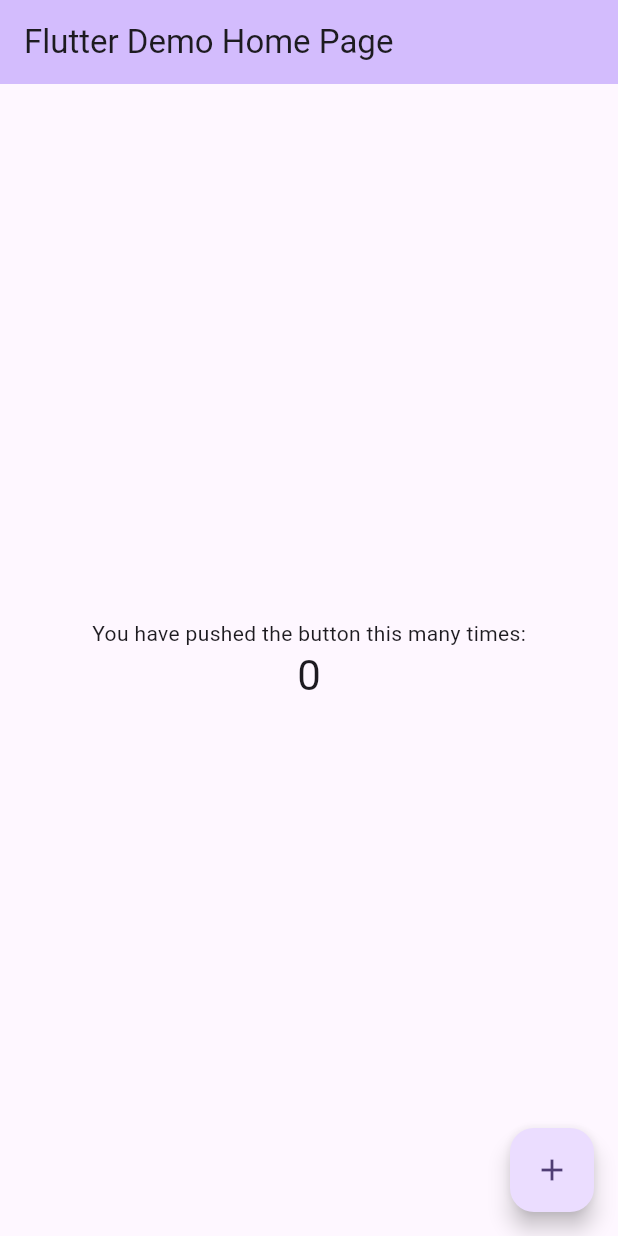
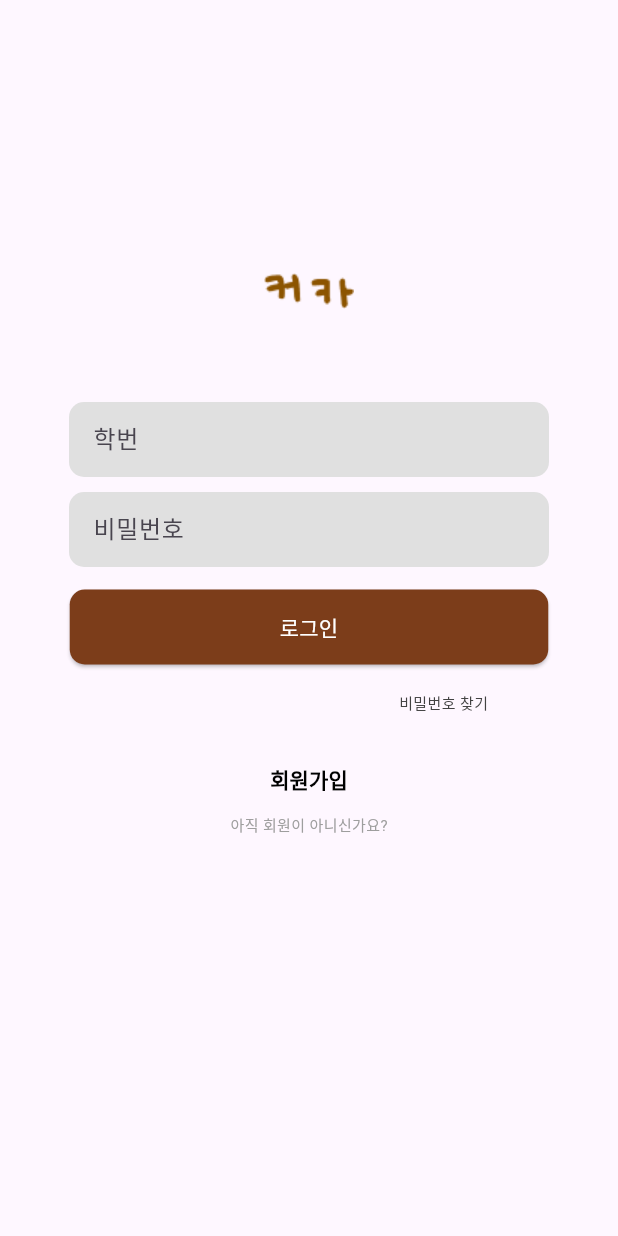
Before and after one commit to pknu-wap/Quokka, a Flutter app: the screen it shows after launch, on a phone screen of 412 x 824 dp. Run offline on Flutter 3.47's test engine with Material 3 defaults, Android fonts, the phone set to English and light mode, and no system bars.

Commit message:
Design : 디자인 적용 및 디자인 관련 코드 수정

```diff
--- a/client/front/lib/main.dart
+++ b/client/front/lib/main.dart
@@ -1,125 +1,197 @@
+import 'package:flutter/cupertino.dart';
 import 'package:flutter/material.dart';
+import 'package:flutter/widgets.dart';
 
-void main() {
-  runApp(const MyApp());
-}
+void main() => runApp(MyApp());
 
 class MyApp extends StatelessWidget {
-  const MyApp({super.key});
-
-  // This widget is the root of your application.
   @override
   Widget build(BuildContext context) {
     return MaterialApp(
-      title: 'Flutter Demo',
-      theme: ThemeData(
-        // This is the theme of your application.
-        //
-        // TRY THIS: Try running your application with "flutter run". You'll see
-        // the application has a purple toolbar. Then, without quitting the app,
-        // try changing the seedColor in the colorScheme below to Colors.green
-        // and then invoke "hot reload" (save your changes or press the "hot
-        // reload" button in a Flutter-supported IDE, or press "r" if you used
-        // the command line to start the app).
-        //
-        // Notice that the counter didn't reset back to zero; the application
-        // state is not lost during the reload. To reset the state, use hot
-        // restart instead.
-        //
-        // This works for code too, not just values: Most code changes can be
-        // tested with just a hot reload.
-        colorScheme: ColorScheme.fromSeed(seedColor: Colors.deepPurple),
-        useMaterial3: true,
-      ),
-      home: const MyHomePage(title: 'Flutter Demo Home Page'),
+      debugShowCheckedModeBanner: false,
+      title: 'Login',
+      home: LogIn(),
     );
   }
 }
 
-class MyHomePage extends StatefulWidget {
-  const MyHomePage({super.key, required this.title});
-
-  // This widget is the home page of your application. It is stateful, meaning
-  // that it has a State object (defined below) that contains fields that affect
-  // how it looks.
-
-  // This class is the configuration for the state. It holds the values (in this
-  // case the title) provided by the parent (in this case the App widget) and
-  // used by the build method of the State. Fields in a Widget subclass are
-  // always marked "final".
-
-  final String title;
-
+class LogIn extends StatefulWidget {
   @override
-  State<MyHomePage> createState() => _MyHomePageState();
+  State<LogIn> createState() => _LogInState();
 }
 
-class _MyHomePageState extends State<MyHomePage> {
-  int _counter = 0;
-
-  void _incrementCounter() {
-    setState(() {
-      // This call to setState tells the Flutter framework that something has
-      // changed in this State, which causes it to rerun the build method below
-      // so that the display can reflect the updated values. If we changed
-      // _counter without calling setState(), then the build method would not be
-      // called again, and so nothing would appear to happen.
-      _counter++;
-    });
-  }
-
+class _LogInState extends State<LogIn> {
   @override
   Widget build(BuildContext context) {
-    // This method is rerun every time setState is called, for instance as done
-    // by the _incrementCounter method above.
-    //
-    // The Flutter framework has been optimized to make rerunning build methods
-    // fast, so that you can just rebuild anything that needs updating rather
-    // than having to individually change instances of widgets.
     return Scaffold(
-      appBar: AppBar(
-        // TRY THIS: Try changing the color here to a specific color (to
-        // Colors.amber, perhaps?) and trigger a hot reload to see the AppBar
-        // change color while the other colors stay the same.
-        backgroundColor: Theme.of(context).colorScheme.inversePrimary,
-        // Here we take the value from the MyHomePage object that was created by
-        // the App.build method, and use it to set our appbar title.
-        title: Text(widget.title),
+      body: Column(
+        children: [
+          Padding(padding: EdgeInsets.only(top: 160)),
+          Center(
+            child: Image(
+              image: AssetImage('assets/커카.png'), //커카 이미지 구현1
+              width: 170.0,
             ),
-      body: Center(
-        // Center is a layout widget. It takes a single child and positions it
-        // in the middle of the parent.
+          ),
+          Form(
+              child: Theme(
+                data: ThemeData(
+                    primaryColor: Colors.grey, //텍스트 박스 만들기
+                    inputDecorationTheme: InputDecorationTheme(
+                        labelStyle: TextStyle(color: Colors.black, fontSize: 5.0))),
+                        // 텍스트 박스 속 글자 색 블랙
+                child: Container(
+                    padding: EdgeInsets.all(40.0),
+                    // 키보드가 올라와서 만약 스크린 영역을 차지하는 경우 스크롤이 되도록
+                    // SingleChildScrollView으로 감싸 줌
+                    child: SingleChildScrollView(
                       child: Column(
-          // Column is also a layout widget. It takes a list of children and
-          // arranges them vertically. By default, it sizes itself to fit its
-          // children horizontally, and tries to be as tall as its parent.
-          //
-          // Column has various properties to control how it sizes itself and
-          // how it positions its children. Here we use mainAxisAlignment to
-          // center the children vertically; the main axis here is the vertical
-          // axis because Columns are vertical (the cross axis would be
-          // horizontal).
-          //
-          // TRY THIS: Invoke "debug painting" (choose the "Toggle Debug Paint"
-          // action in the IDE, or press "p" in the console), to see the
-          // wireframe for each widget.
-          mainAxisAlignment: MainAxisAlignment.center,
-          children: <Widget>[
-            const Text(
-              'You have pushed the button this many times:',
+                        children: [
+                          Container(
+                            width: 320,
+                            height: 50, // 텍스트 필드의 높이 설정
+                            child: TextField(
+                              decoration: InputDecoration(
+                                /* labelText: '학번',*/
+                                hintText: '학번',
+                                filled: true,
+                                fillColor: Colors.grey[300],
+                                labelStyle: TextStyle(color: Colors.black),
+                                border: InputBorder.none, // 테두리 없애기
+                                focusedBorder: OutlineInputBorder(
+                                  borderRadius: BorderRadius.all(Radius.circular(10.0)),
+                                  borderSide: BorderSide.none,
                                 ),
+                                enabledBorder: OutlineInputBorder(
+                                  borderRadius: BorderRadius.all(Radius.circular(10.0)),
+                                  borderSide: BorderSide.none,
+                                ),
+                              ),
+                              keyboardType: TextInputType.number,
+                            ),
+                          ),  // 학번 텍스트 입력 구현(누르면 글자 사라짐)
+
+                          SizedBox(height: 10), // 텍스트 필드 사이에 여백 추가하기
+
+                          Container(
+                            width: 320,
+                            height: 50, // 텍스트 필드의 높이 설정
+                            child: TextField(
+                              decoration: InputDecoration(
+                                hintText: '비밀번호',
+                                filled: true,
+                                fillColor: Colors.grey[300],
+                                labelStyle: TextStyle(color: Colors. black),
+                                border: InputBorder.none, // 테두리 없애기
+                                focusedBorder: OutlineInputBorder(
+                                  borderRadius: BorderRadius.all(Radius.circular(10.0)),
+                                  borderSide: BorderSide.none,
+                                ),
+                                enabledBorder: OutlineInputBorder(
+                                  borderRadius: BorderRadius.all(Radius.circular(10.0)),
+                                  borderSide: BorderSide.none,
+                                ),
+                              ),
+                              keyboardType: TextInputType.text,
+                              obscureText: true, // 비밀번호 안보이도록 하는 것
+                            ),
+                          ), // 비밀번호 텍스트 입력 구현(누르면 글자 사라짐 + 입력 시 비밀번호 숨기기)
+
+                          SizedBox(height: 15), // 로그인 버튼 까지의 여백
+
+                          // 다른 위젯들과 함께 Column에 로그인 버튼을 추가합니다.
+                          ElevatedButton(
+                            onPressed: () {
+                              // 버튼이 클릭되었을 때 수행할 작업을 여기에 추가합니다.
+                              print('Login Button Clicked!');
+                            },
+                            style: ButtonStyle(
+                              // 버튼의 배경색 변경하기
+                              backgroundColor: MaterialStateProperty.all<Color>(Color(0xFF7C3D1A)), // 0xFF로 시작하는 16진수 색상 코드 사용,
+                              // 버튼의 크기 정하기
+                              minimumSize: MaterialStateProperty.all<Size>(Size(319, 50)),
+                              // 버튼의 모양 변경하기
+                              shape: MaterialStateProperty.all<RoundedRectangleBorder>(
+                              RoundedRectangleBorder(
+                              borderRadius: BorderRadius.circular(10), // 원하는 모양에 따라 BorderRadius 조절
+                              ),
+                              ),
+                              ),
+                            child: Text(
+                                '로그인',
+                                style: TextStyle(
+                                  fontSize: 14,
+                                  color: Colors.white,
+                                ),
+                              ),
+                          ),
+                          // 로그인 버튼 구현(로그인 글자 + 버튼 누르면 메인화면으로 이동)
+
+                          GestureDetector(
+                            onTap: () {
+                              // 클릭 시 수행할 작업을 여기에 추가하세요
+                              print("비밀번호 찾기 버튼이 클릭되었습니다.");
+                            },
+                            child: Container(
+                              width: 320,
+                              height: 52,
+                              child: Stack(
+                                children: [
+                                  Positioned(
+                                    left: 220,
+                                    top: 0,
+                                    bottom: 0,
+                                    child: Center(
+                                      child: Text(
+                                        "비밀번호 찾기",
+                                        style: TextStyle(
+                                          fontSize: 10,
+                                          color: Colors.grey[800],
+                                        ),
+                                      ),
+                                    ),
+                                  )
+                                ],
+                              ),
+                            ),
+                          ),
+                          // 비밀번호 찾기 버튼 구현(누르면 찾기 화면으로 이동)
+
+                          TextButton(
+                            onPressed: () {
+                              // Respond to button press
+                              // 누르면 다음 페이지로 이동
+                            },
+                            style: ButtonStyle(
+                              minimumSize: MaterialStateProperty.all(Size(100, 29)),
+                              ),
+                            child: Text(
+                                "회원가입",
+                            style: TextStyle(
+                              color: Colors.black,
+                              fontSize: 14,
+                              fontWeight: FontWeight.bold,
+
+                              ),
+                            ),
+                          ),
+                          // 회원가입 버튼 구현(누르면 다음 페이지로 이동)
+
+
+                          // 회원가입 "아직 회원이 아니신가요?" 텍스트 구현
                             Text(
-              '$_counter',
-              style: Theme.of(context).textTheme.headlineMedium,
+                              "아직 회원이 아니신가요?",
+                              style: TextStyle(
+                                color: Colors.grey,
+                                fontSize: 10,
+                              ),
                             ),
                         ],
                       ),
+                    )),
+              ))
+        ],
       ),
-      floatingActionButton: FloatingActionButton(
-        onPressed: _incrementCounter,
-        tooltip: 'Increment',
-        child: const Icon(Icons.add),
-      ), // This trailing comma makes auto-formatting nicer for build methods.
     );
   }
 }
--- a/client/front/pubspec.yaml
+++ b/client/front/pubspec.yaml
@@ -52,6 +52,8 @@ dev_dependencies:
 
 # The following section is specific to Flutter packages.
 flutter:
+  assets:
+    - assets/
 
   # The following line ensures that the Material Icons font is
   # included with your application, so that you can use the icons in
```
Also changed, not shown: client/front/assets/Rectangle 1.png (added), client/front/assets/Rectangle 3.png (added), client/front/assets/커카.png (added). Lines whose indentation alone changed are shown as unchanged.
